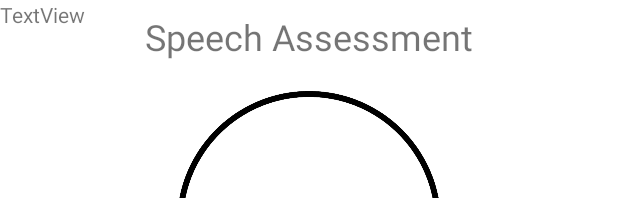
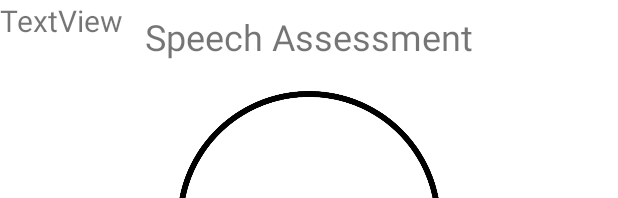
Before and after one commit to LeoLMH/Just-Innovations, an Android app: the layout fragment_speech.xml on its own in the app's theme, with its tools: preview values and no code run, on a phone screen of 412 x 824 dp. Shown: the top 198 px of the screen. Run offline under Robolectric (Android 15) with nearby library versions, the phone set to English and light mode, and no system bars.

Commit message:
test score

```diff
--- a/Presentation/app/src/main/java/cn/edu/sjtu/yyqdashen/presentation/SpeechFragment.kt
+++ b/Presentation/app/src/main/java/cn/edu/sjtu/yyqdashen/presentation/SpeechFragment.kt
@@ -44,12 +44,12 @@ class SpeechFragment() : Fragment() {
     override fun onViewCreated(view: View, savedInstanceState: Bundle?) {
         super.onViewCreated(view, savedInstanceState)
         expandableListView = binding.expendableList
-        volumeScoreView= binding.tmpvolume
+        volumeScoreView = binding.tmpvolume
 
         Log.e("volume_score", pre.volume_score!!)
 
 
-        volumeScoreView!!.setText(pre.volume_score)
+        volumeScoreView!!.text = pre.volume_score
 
         if (expandableListView != null) {
             val listData = data
--- a/Presentation/app/src/main/res/layout/fragment_speech.xml
+++ b/Presentation/app/src/main/res/layout/fragment_speech.xml
@@ -105,8 +105,9 @@
         android:layout_width="93dp"
         android:layout_height="43dp"
         android:text="TextView"
-        tools:layout_editor_absoluteX="86dp"
-        tools:layout_editor_absoluteY="607dp" />
+        android:textSize="20sp"
+        tools:layout_editor_absoluteX="38dp"
+        tools:layout_editor_absoluteY="97dp" />
 
 
 </androidx.constraintlayout.widget.ConstraintLayout>
```
